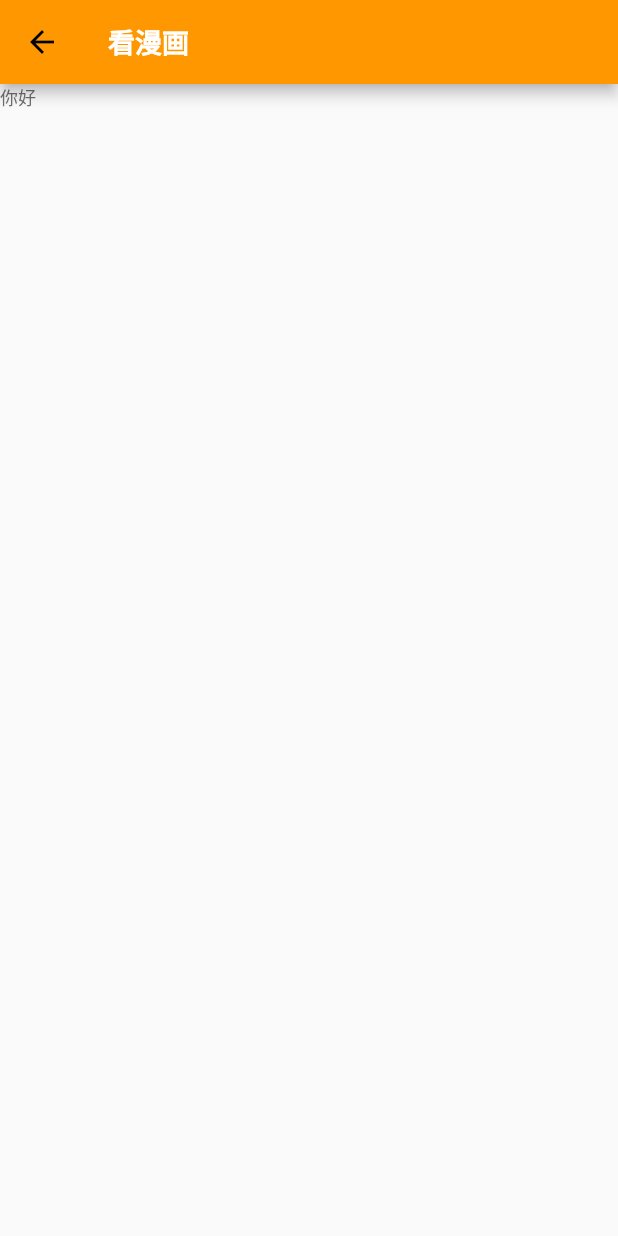
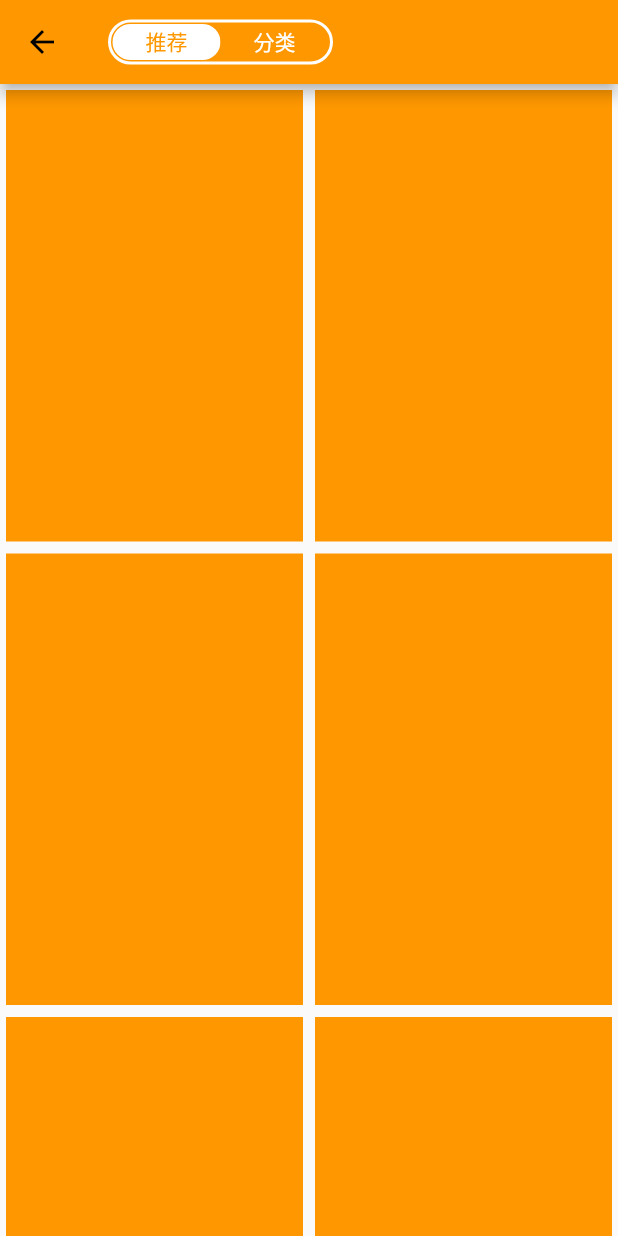
Before and after one commit to githubxiangdong/xiguamanhua, a Flutter app: the XGHomePage screen opened directly, on a phone screen of 412 x 824 dp. Run offline on Flutter 3.47's test engine with Material 2 defaults, Android fonts, the phone set to English and light mode, and no system bars; our stand-ins replace dio; network calls fail; statements that could not run were skipped.

Commit message:
搭建网络请求；推荐也数据请求

```diff
--- a/lib/common/theme/xg_app_theme.dart
+++ b/lib/common/theme/xg_app_theme.dart
@@ -16,7 +16,7 @@ class XGAppTheme {
     textTheme: TextTheme(
       bodyText1: TextStyle(fontSize: FontSize12, color: Color.fromRGBO(140, 140, 140, 1)),
       bodyText2: TextStyle(fontSize: FontSize12, color: Color.fromRGBO(110, 110, 110, 1)),
-      subtitle1: TextStyle(fontSize: FontSize14, color: Color.fromRGBO(140, 140, 140, 1)),
+      subtitle1: TextStyle(fontSize: FontSize14, color: Color.fromRGBO(80, 80, 80, 1)),
       subtitle2: TextStyle(fontSize: FontSize16, color: Color.fromRGBO(140, 140, 140, 1)),
       headline1: TextStyle(fontSize: FontSize18, color: Colors.white, fontWeight: FontWeight.bold),
       headline2: TextStyle(fontSize: FontSize20, color: Colors.white),
--- /dev/null
+++ b/lib/pages/category/page/xg_category_page.dart
@@ -0,0 +1,12 @@
+import 'package:flutter/material.dart';
+
+class XGCategoryPage extends StatelessWidget {
+  static const String routeName = '/XGCategoryPage';
+
+  @override
+  Widget build(BuildContext context) {
+    return Container(
+      child: Text('我是分类'),
+    );
+  }
+}
--- a/lib/pages/home/page/xg_home_content_page.dart
+++ /dev/null
@@ -1,10 +0,0 @@
-import 'package:flutter/material.dart';
-
-class XGHomeContentPage extends StatelessWidget {
-  @override
-  Widget build(BuildContext context) {
-    return Container(
-        child: Text('你好'),
-    );
-  }
-}
--- a/lib/pages/home/page/xg_home_page.dart
+++ b/lib/pages/home/page/xg_home_page.dart
@@ -1,16 +1,100 @@
 import 'package:flutter/material.dart';
-import 'package:xiguamanhua/pages/home/page/xg_home_content_page.dart';
+import 'package:xiguamanhua/pages/category/page/xg_category_page.dart';
+import 'package:xiguamanhua/pages/recommend/page/xg_recommend_page.dart';
 
-class XGHomePage extends StatelessWidget {
+class XGHomePage extends StatefulWidget {
   static const String routeName = '/XGHomePage';
 
+  @override
+  _XGHomePageState createState() => _XGHomePageState();
+}
+
+class _XGHomePageState extends State<XGHomePage> {
+  int _currentIndex = 0;
+  BorderRadius _currentRadius = BorderRadius.circular(14);
+
+  /// 推荐
+  void _onRecommend() {
+    if (_currentIndex == 0) return;
+    setState(() {
+      _currentIndex = 0;
+    });
+  }
+
+  /// 分类
+  void _onCategory() {
+    if (_currentIndex == 1) return;
+    setState(() {
+      _currentIndex = 1;
+    });
+  }
+
+  ///
   @override
   Widget build(BuildContext context) {
     return Scaffold(
       appBar: AppBar(
-        title: Text('看漫画', style: Theme.of(context).textTheme.headline1),
+        title: _buildChooseSelector(),
       ),
-      body: XGHomeContentPage(),
+      body: Container(
+        child: _currentIndex == 0 ? XGRecommendPage() : XGCategoryPage(),
+      ),
+    );
+  }
+
+  /// 构建一个选择器
+  Widget _buildChooseSelector() {
+    return Container(
+      height: 30,
+      width: (75.0 * 2),
+      decoration: BoxDecoration(
+        color: Colors.orange,
+        border: Border.all(width: 2, color: Colors.white),
+        borderRadius: BorderRadius.circular(15),
+      ),
+      child: Row(
+        mainAxisAlignment: MainAxisAlignment.center,
+        children: <Widget>[
+          _buildChooseButton(
+            title: '推荐',
+            radius: BorderRadius.only(
+              topLeft: Radius.circular(14),
+              bottomLeft: Radius.circular(14),
+              topRight: _currentIndex == 0 ? Radius.circular(14) : Radius.circular(0),
+              bottomRight: _currentIndex == 0 ? Radius.circular(14) : Radius.circular(0),
+            ),
+            selected: _currentIndex == 0 ? true : false,
+            onPress: () => _onRecommend(),
+          ),
+          _buildChooseButton(
+            title: '分类',
+            radius: BorderRadius.only(
+              topLeft: _currentIndex == 0 ? Radius.circular(0) : Radius.circular(14),
+              bottomLeft: _currentIndex == 0 ? Radius.circular(0) : Radius.circular(14),
+              topRight: Radius.circular(14),
+              bottomRight: Radius.circular(14),
+            ),
+            selected: _currentIndex == 0 ? false : true,
+            onPress: () => _onCategory(),
+          ),
+        ],
+      ),
+    );
+  }
+
+  /// 构建按钮
+  Widget _buildChooseButton({String title, BorderRadius radius, bool selected, Function onPress}) {
+    return ButtonTheme(
+      height: 24,
+      minWidth: 72,
+      child: FlatButton(
+        color: selected ? Colors.white : Colors.orange,
+        child: Text(title, style: TextStyle(color: selected ? Colors.orange : Colors.white)),
+        shape: RoundedRectangleBorder(
+          borderRadius: radius,
+        ),
+        onPressed: onPress,
+      ),
     );
   }
 }
--- /dev/null
+++ b/lib/pages/recommend/model/xg_recommend_model.dart
@@ -0,0 +1,102 @@
+class XGRecommendModel {
+  int categoryId;
+  String title;
+  int sort;
+  String cover;
+  String titleName;
+  String subTitle;
+  int type;
+  String url;
+  int objId;
+  String status;
+  List<XGRecommendData> recommendDatas;
+
+  XGRecommendModel({
+    this.categoryId,
+    this.title,
+    this.sort,
+    this.recommendDatas,
+    this.cover,
+    this.titleName,
+    this.subTitle,
+    this.type,
+    this.url,
+    this.objId,
+    this.status,
+  });
+
+  XGRecommendModel.fromJson(Map<String, dynamic> json) {
+    categoryId = json['category_id'];
+    title = json['title'];
+    sort = json['sort'];
+    if (json['data'] != null) {
+      recommendDatas = new List<XGRecommendData>();
+      json['data'].forEach((v) {
+        recommendDatas.add(new XGRecommendData.fromJson(v));
+      });
+    }
+  }
+
+  Map<String, dynamic> toJson() {
+    final Map<String, dynamic> data = new Map<String, dynamic>();
+    data['category_id'] = this.categoryId;
+    data['title'] = this.title;
+    data['sort'] = this.sort;
+    if (this.recommendDatas != null) {
+      data['data'] = this.recommendDatas.map((v) => v.toJson()).toList();
+    }
+    return data;
+  }
+
+  @override
+  String toString() {
+    return 'XGRecommendModel{categoryId: $categoryId, title: $title, sort: $sort, cover: $cover, titleName: $titleName, subTitle: $subTitle, type: $type, url: $url, objId: $objId, status: $status}';
+  }
+}
+
+class XGRecommendData {
+  String cover;
+  String title;
+  String subTitle;
+  int type;
+  String url;
+  int objId;
+  String status;
+
+  XGRecommendData({
+    this.cover,
+    this.title,
+    this.subTitle,
+    this.type,
+    this.url,
+    this.objId,
+    this.status,
+  });
+
+  XGRecommendData.fromJson(Map<String, dynamic> json) {
+    cover = json['cover'];
+    title = json['title'];
+    subTitle = json['sub_title'];
+    type = json['type'];
+    url = json['url'];
+    objId = json['obj_id'];
+    status = json['status'];
+  }
+
+  Map<String, dynamic> toJson() {
+    final Map<String, dynamic> data = new Map<String, dynamic>();
+    data['cover'] = this.cover;
+    data['title'] = this.title;
+    data['sub_title'] = this.subTitle;
+    data['type'] = this.type;
+    data['url'] = this.url;
+    data['obj_id'] = this.objId;
+    data['status'] = this.status;
+    return data;
+  }
+
+  @override
+  String toString() {
+    return 'XGRecommendData{cover: $cover, title: $title, subTitle: $subTitle, type: $type, url: $url, objId: $objId, status: $status}';
+  }
+}
--- /dev/null
+++ b/lib/pages/recommend/page/xg_recommend_page.dart
@@ -0,0 +1,102 @@
+import 'dart:math';
+
+import 'package:flutter/material.dart';
+import 'package:flutter_staggered_grid_view/flutter_staggered_grid_view.dart';
+import 'package:xiguamanhua/pages/recommend/model/xg_recommend_model.dart';
+import 'package:xiguamanhua/pages/recommend/request/xg_recommend_request.dart';
+import 'package:xiguamanhua/widgets/list_view_group.dart';
+
+class XGRecommendPage extends StatefulWidget {
+  static const String routeName = '/XGRecommendPage';
+
+  @override
+  _XGRecommendPageState createState() => _XGRecommendPageState();
+}
+
+class _XGRecommendPageState extends State<XGRecommendPage> {
+  final List<XGRecommendModel> _recommendModels = [];
+
+  ///
+  @override
+  void initState() {
+    super.initState();
+    // 发送网络请求
+    XGRecommendRequest.requestRecommendList().then((rsp) {
+      setState(() {
+        _recommendModels.addAll(rsp);
+      });
+    });
+  }
+
+  ///
+  @override
+  Widget build(BuildContext context) {
+    return StaggeredGridView.countBuilder(
+      crossAxisCount: 2,
+      mainAxisSpacing: 8.0,
+      crossAxisSpacing: 8.0,
+      padding: const EdgeInsets.all(4.0),
+      itemCount: 10,
+      itemBuilder: (context, index) {
+        return Container(
+          color: Colors.orange,
+        );
+      },
+      staggeredTileBuilder: (int index) {
+        return StaggeredTile.count(1, 1.5);
+      },
+    );
+  }
+
+  Widget _buildContainer() {
+    return Container(
+      margin: EdgeInsets.fromLTRB(15, 10, 15, 0),
+      height: 230,
+      decoration: BoxDecoration(
+        color: Color.fromRGBO(240, 240, 240, 1),
+        borderRadius: BorderRadius.circular(8),
+      ),
+      child: Column(
+        children: <Widget>[
+          _buildImage(),
+          _buildDescribeContainer(),
+        ],
+      ),
+    );
+  }
+
+  /// 图片
+  Widget _buildImage() {
+    return ClipRRect(
+      borderRadius: BorderRadius.circular(8),
+      child: Image.network(
+        'https://images.dmzj1.com/tuijian/320_170/200529xinman86.jpg',
+        height: 180,
+        width: double.infinity,
+        fit: BoxFit.fitWidth,
+      ),
+    );
+  }
+
+  /// 描述内容
+  Widget _buildDescribeContainer() {
+    return Container(
+      margin: EdgeInsets.fromLTRB(8, 5, 8, 5),
+      child: Column(
+        crossAxisAlignment: CrossAxisAlignment.start,
+        children: <Widget>[
+          Row(
+            children: <Widget>[
+              Text('我是标题', style: Theme.of(context).textTheme.subtitle1.copyWith(
+                fontWeight: FontWeight.bold,
+              ),),
+              SizedBox(width: 10,),
+              Text('(连载中...)'),
+            ],
+          ),
+          Text('我是描述标题'),
+        ],
+      ),
+    );
+  }
+}
--- /dev/null
+++ b/lib/pages/recommend/request/xg_recommend_request.dart
@@ -0,0 +1,41 @@
+import 'package:xiguamanhua/pages/recommend/model/xg_recommend_model.dart';
+import 'package:xiguamanhua/service/http_request.dart';
+import 'package:xiguamanhua/service/xg_service_config.dart';
+
+class XGRecommendRequest {
+  static Future<List<XGRecommendModel>> requestRecommendList() async {
+    // 1. 构建url
+    final url = '${XGServiceConfig.baseURL_source1}/recommend_index_ios.json';
+
+    // 2. 发送网络请求，获取数据
+    final result = await HttpRequest.request(url);
+
+    // 3. 将数据json转换成model, 将二维数组转换成一维数组
+    List<XGRecommendModel> recommends = [];
+    for (var dic in result) {
+      List dataList = dic['data'];
+      for (int i = 0; i < dataList.length; i++) {
+        final json = dataList[i];
+        XGRecommendModel model = XGRecommendModel();
+
+        if (i == 0) {
+          model.categoryId = dic['category_id'];
+          model.title = dic['title'] == null ? '其他' : dic['title'];
+          model.sort = dic['sort'];
+        }
+        model.cover = json['cover'];
+        model.titleName = json['title'];
+        model.subTitle = json['sub_title'];
+        model.type = json['type'];
+        model.url = json['url'];
+        model.objId = json['obj_id'];
+        model.status = json['status'];
+
+        recommends.add(model);
+      }
+    }
+
+    print('zxd-log: ${recommends.toString()}');
+    return recommends;
+  }
+}
--- a/lib/routers/xg_app_router.dart
+++ b/lib/routers/xg_app_router.dart
@@ -7,6 +7,6 @@ class XGAPPRouter {
 
 	// 路由配置
 	static final Map<String, WidgetBuilder> routers = {
-			XGMainPage.routeName: (context) => XGMainPage(),
+		XGMainPage.routeName: (context) => XGMainPage(),
 	};
 }
--- /dev/null
+++ b/lib/service/http_request.dart
@@ -0,0 +1,50 @@
+import 'package:dio/dio.dart';
+import 'package:xiguamanhua/service/xg_service_config.dart';
+
+class HttpRequest {
+  static final BaseOptions baseOptions = BaseOptions(
+    connectTimeout: XGServiceConfig.timeout,
+  );
+  static final Dio dio = Dio(baseOptions);
+
+  // { }命名可选参数方式
+  static Future<T> request<T>(
+    String url, {
+    String method = 'get',
+    Map<String, dynamic> params,
+    Interceptor inter,
+  }) async {
+
+    // 1. 创建单独配置
+    final options = Options(method: method);
+
+    // 全局拦截器
+    // 创建默认的全局拦截器
+    Interceptor dInter = InterceptorsWrapper(onRequest: (options) {
+      print('请求拦截');
+      return options;
+    }, onResponse: (response) {
+      print('响应拦截');
+      return response;
+    }, onError: (err) {
+      print('错误拦截');
+      return err;
+    });
+    List<Interceptor> inters = [dInter];
+
+    // 请求拦截器添加
+    if (inters != null) {
+      inters.add(dInter);
+    }
+
+    dio.interceptors.addAll(inters);
+
+    // 2. 发送网楼请求
+    try {
+      Response response = await dio.request(url, queryParameters: params, options: options);
+      return response.data;
+    } on DioError catch (err) {
+      return Future.error(err);
+    }
+  }
+}
--- /dev/null
+++ b/lib/service/xg_service_config.dart
@@ -0,0 +1,5 @@
+class XGServiceConfig {
+  static const String baseURL_source1 = 'http://nnv3api.dmzj1.com/';
+
+  static const int timeout = 5000;
+}
--- a/pubspec.yaml
+++ b/pubspec.yaml
@@ -23,11 +23,9 @@ environment:
 dependencies:
   flutter:
     sdk: flutter
-
-
-  # The following adds the Cupertino Icons font to your application.
-  # Use with the CupertinoIcons class for iOS style icons.
   cupertino_icons: ^0.1.3
+  flutter_staggered_grid_view: ^0.3.2
+  dio: ^3.0.10
 
 dev_dependencies:
   flutter_test:
```
Also changed, not shown: lib/widgets/list_view_group.dart (added, +229 -0 lines), pubspec.lock.
